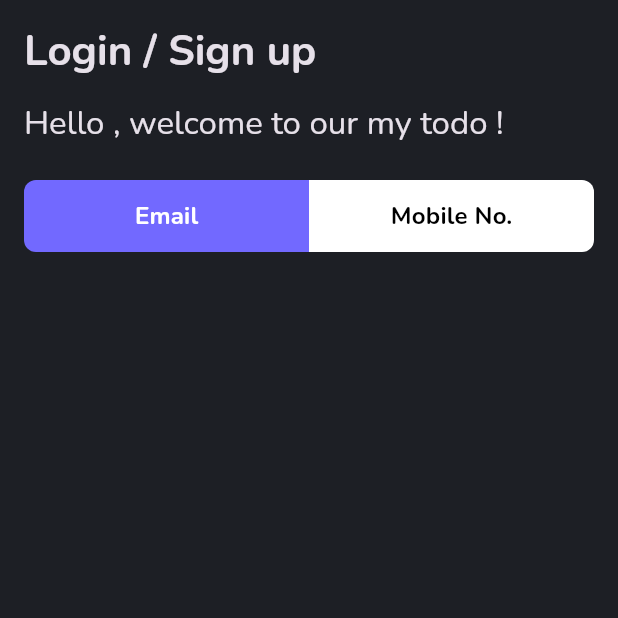
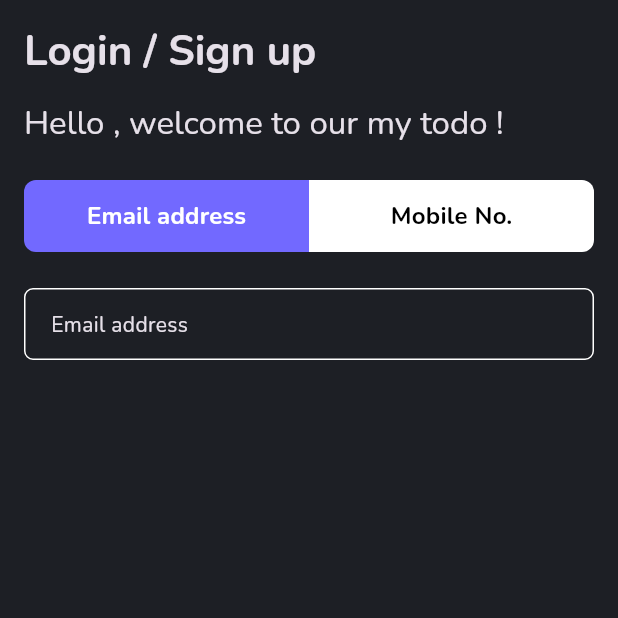
Before and after one commit to MuneerAhamed01/my_todo, a Flutter app: the screen it shows after launch, on a phone screen of 412 x 824 dp, the top half of it. Run offline on Flutter 3.47's test engine with Material 3 defaults, Android fonts, the phone set to English and light mode, and no system bars; our stand-ins replace bloc, cloud_firestore, equatable, firebase_auth, firebase_core, flutter_bloc and 2 more; accounts and stored records are empty.

Commit message:
add input decoration

```diff
--- a/lib/main.dart
+++ b/lib/main.dart
@@ -5,6 +5,7 @@ import 'package:my_todo/firebase_options.dart';
 import 'package:my_todo/repositories/auth_repository.dart';
 import 'package:my_todo/utils/colors.dart';
 import 'package:my_todo/utils/fonts.dart';
+import 'package:my_todo/utils/inputdecorations.dart';
 import 'package:my_todo/utils/snackbar.dart';
 import 'package:my_todo/views/auth/bloc/auth_bloc.dart';
 import 'package:my_todo/views/auth/views/auth_screen.dart';
@@ -30,6 +31,7 @@ class MyApp extends StatelessWidget {
       title: 'My TODO',
       theme: ThemeData(
         colorScheme: MyColorScheme.dark(),
+        inputDecorationTheme: AppInputDecorationTheme(),
         useMaterial3: true,
         textTheme: ThemeData.dark().textTheme.nunito,
       ),
--- /dev/null
+++ b/lib/utils/inputdecorations.dart
@@ -0,0 +1,24 @@
+import 'package:flutter/material.dart';
+
+class AppInputDecorationTheme extends InputDecorationTheme {
+  AppInputDecorationTheme()
+      : super(
+          alignLabelWithHint: false,
+          floatingLabelBehavior: FloatingLabelBehavior.always,
+          border: _border(),
+          enabledBorder: _border(),
+          focusedBorder: _border(),
+          errorBorder: _border(true),
+          focusedErrorBorder: _border(),
+          contentPadding: const EdgeInsets.all(14),
+          disabledBorder: _border(),
+          filled: false,
+        );
+
+  static OutlineInputBorder _border([bool isError = false]) {
+    return OutlineInputBorder(
+      borderRadius: BorderRadius.circular(6),
+      borderSide: BorderSide(color: isError ? Colors.red : Colors.white),
+    );
+  }
+}
--- a/lib/views/auth/utils/string_consts.dart
+++ b/lib/views/auth/utils/string_consts.dart
@@ -1,4 +1,13 @@
 class StringConsts {
   static const String loginSignUp = 'Login / Sign up';
   static const String welcomeToTheTodo = 'Hello , welcome to our my todo !';
+  static const String emailAddress = 'Email address';
+  static const String mobileNo = 'Enter Phone Number';
+  static const String password = 'Password';
+  static const String forgotPassword = 'Forgot Password ?';
+  static const String login = 'Login';
+  static const String signUp = 'Sign Up';
+  static const String orSignUpWith = 'Or sign up with';
+  static const String emailText = 'Email';
+  static const String mobileNoText = 'Mobile No.';
 }
--- a/lib/views/auth/views/auth_screen.dart
+++ b/lib/views/auth/views/auth_screen.dart
@@ -1,6 +1,9 @@
 import 'package:flutter/material.dart';
+import 'package:flutter_bloc/flutter_bloc.dart';
 import 'package:my_todo/views/auth/utils/string_consts.dart';
+import 'package:my_todo/views/widgets/custom_tab/cubit/tab_handler_cubit.dart';
 import 'package:my_todo/views/widgets/custom_tab/custom_tab.dart';
+import 'package:my_todo/views/widgets/textfield.dart';
 
 class AuthScreen extends StatelessWidget {
   const AuthScreen({super.key});
@@ -28,7 +31,21 @@ class AuthScreen extends StatelessWidget {
                 style: Theme.of(context).textTheme.titleLarge,
               ),
               const SizedBox(height: 24),
-              const CustomLoginTabBar()
+              const CustomLoginTabBar(),
+              const SizedBox(height: 24),
+              BlocBuilder<TabHandlerCubit, TabHandlerState>(
+                builder: (ctx, state) {
+                  return Column(
+                    children: [
+                      AppTextField(
+                        hintText: state.selectedTab == 0
+                            ? StringConsts.emailAddress
+                            : StringConsts.password,
+                      ),
+                    ],
+                  );
+                },
+              )
             ],
           ),
         ),
--- a/lib/views/widgets/custom_tab/custom_tab.dart
+++ b/lib/views/widgets/custom_tab/custom_tab.dart
@@ -1,6 +1,7 @@
 import 'package:flutter/material.dart';
 import 'package:flutter_bloc/flutter_bloc.dart';
 import 'package:my_todo/utils/colors.dart';
+import 'package:my_todo/views/auth/utils/string_consts.dart';
 import 'package:my_todo/views/widgets/custom_tab/cubit/tab_handler_cubit.dart';
 
 class CustomLoginTabBar extends StatelessWidget {
@@ -33,7 +34,7 @@ class CustomLoginTabBar extends StatelessWidget {
                   height: 48,
                   child: Center(
                     child: Text(
-                      'Email',
+                      StringConsts.emailAddress,
                       style: Theme.of(context).textTheme.titleMedium?.copyWith(
                             color: state.selectedTab == 0
                                 ? Colors.white
@@ -64,7 +65,7 @@ class CustomLoginTabBar extends StatelessWidget {
                   ),
                   child: Center(
                     child: Text(
-                      'Mobile No.',
+                      StringConsts.mobileNoText,
                       style: Theme.of(context).textTheme.titleMedium?.copyWith(
                             color: state.selectedTab == 1
                                 ? Colors.white
--- /dev/null
+++ b/lib/views/widgets/textfield.dart
@@ -0,0 +1,68 @@
+import 'package:flutter/material.dart';
+
+typedef ValidationCallBack = String? Function(String?);
+
+class AppTextField extends StatefulWidget {
+  const AppTextField({
+    super.key,
+    this.controller,
+    this.hintText,
+    this.suffix,
+    this.label,
+    this.error,
+    this.validator,
+    this.autovalidateMode = AutovalidateMode.onUserInteraction,
+    this.errorText,
+    this.onChanged,
+    this.focusNode,
+  });
+
+  final TextEditingController? controller;
+
+  final String? hintText;
+  final Widget? suffix;
+  final String? label;
+  final Widget? error;
+  final String? errorText;
+  final ValidationCallBack? validator;
+  final AutovalidateMode autovalidateMode;
+  final void Function(String?)? onChanged;
+  final FocusNode? focusNode;
+
+  @override
+  State<AppTextField> createState() => _FMPTextFieldState();
+}
+
+class _FMPTextFieldState extends State<AppTextField> {
+  late final FocusNode _focusNode;
+
+  @override
+  void initState() {
+    _focusNode = widget.focusNode ?? FocusNode();
+    super.initState();
+  }
+
+  @override
+  Widget build(BuildContext context) {
+    return TapRegion(
+      onTapOutside: (_) => _focusNode.unfocus(),
+      child: TextFormField(
+        controller: widget.controller,
+        style: Theme.of(context).textTheme.bodyMedium,
+        validator: widget.validator,
+        focusNode: _focusNode,
+        onChanged: widget.onChanged,
+        autovalidateMode: widget.autovalidateMode,
+        decoration: InputDecoration(
+          hintStyle: Theme.of(context).textTheme.bodyMedium?.copyWith(),
+          hintText: widget.hintText,
+          suffixIcon: widget.suffix,
+          labelText: widget.label,
+          labelStyle: Theme.of(context).textTheme.labelMedium,
+          error: widget.error,
+          errorText: widget.errorText,
+        ),
+      ),
+    );
+  }
+}
```
